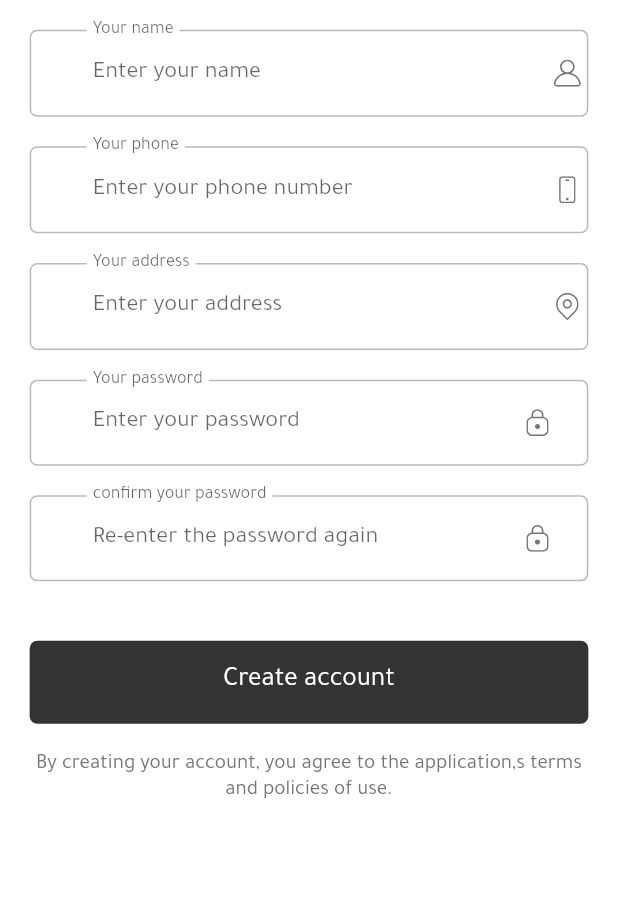
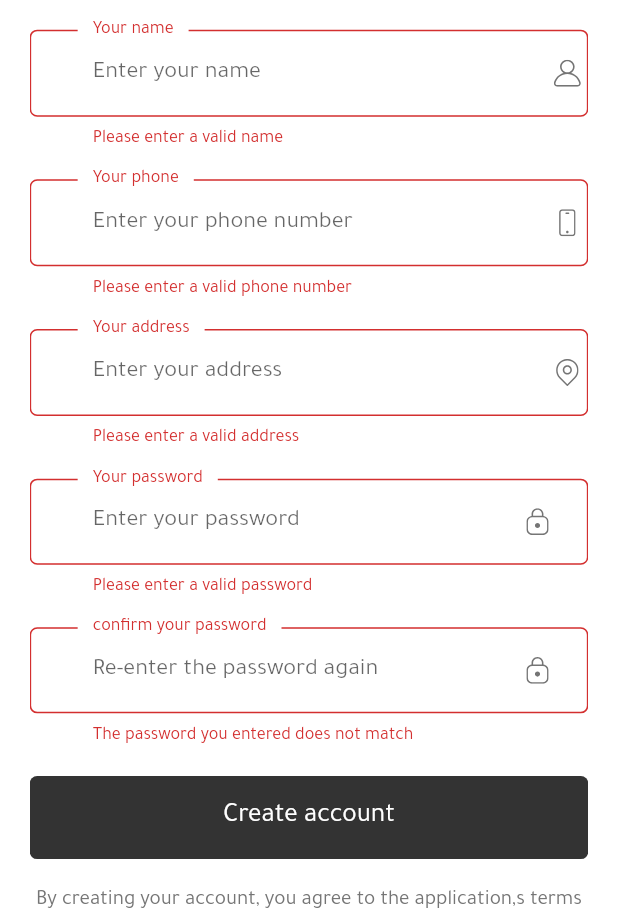
Before and after one commit to osamababiker/ab3adapp, a Flutter app: the SignUpScreen screen opened directly, after a tap on "Create account", on a phone screen of 412 x 824 dp, the part 322-1236 px from its top. Run offline on Flutter 3.47's test engine with Material 2 defaults, Android fonts, the phone set to English and light mode, and no system bars; our stand-ins replace cached_network_image, device_info_plus, dropdown_button2, firebase_core, firebase_messaging, flutter_rating_bar and 8 more; accounts and stored records are empty; network calls fail.

Commit message:
normal commit

```diff
--- a/lib/controllers/authController.dart
+++ b/lib/controllers/authController.dart
@@ -1,8 +1,10 @@
 import 'dart:io';
+import 'package:ab3ad/constants.dart';
 import 'package:ab3ad/controllers/locationController.dart';
 import 'package:device_info_plus/device_info_plus.dart';
 import 'package:firebase_messaging/firebase_messaging.dart';
 import 'package:flutter/cupertino.dart';
+import 'package:flutter/material.dart';
 import 'package:flutter_secure_storage/flutter_secure_storage.dart';
 import 'package:get/get.dart';
 import '../models/User.dart';
@@ -23,10 +25,10 @@ class AuthController extends GetxController {
   bool get verified => isVerified.value;
   RxBool isLoggedIn = false.obs;
   RxBool isVerified = false.obs;
-  RxBool isLoading = false.obs;
-  RxList errors = [].obs;
-  late User _user;
-  User get user => _user;
+  RxBool signinIsLoading = false.obs;
+  RxBool signupIsLoading = false.obs;
+  late User authUser;
+  User get user => authUser;
   DeviceInfoPlugin deviceInfo = DeviceInfoPlugin();
   late String deviceName, notificationToken;
   late LocationControler locationController;
@@ -73,108 +75,118 @@ class AuthController extends GetxController {
     }
   }
 
-  Future login({required Map formData}) async {
-    isLoading(true);
-    await _authService.login(formData: formData).then((response) {
-      _user = response;
+  Future tryToken() async {
+    String token = await _authService.readToken();
+    await _authService.tryToken(token: token).then((response) {
+      authUser = response;
       isLoggedIn(true);
     }, onError: (error) {
       print(error);
     });
-    isLoading(false);
-  }
-
-  Future tryToken() async {
-    String token = await _authService.readToken();
-    isLoading(true);
-    await _authService.tryToken(token: token).then((response) {
-      _user = response;
-      isLoggedIn(true);
-    }, onError: (error) {
-      print(error);
-    });
-    isLoading(false);
   }
 
   String? validateName(String name){
-    if(!GetUtils.isTxt(name)){
+    if(name.isEmpty){
       return "signup_screen_name_validation_error".tr;
     }
     return null;
   }
 
-  void validateAddress(String address){
-    if(!GetUtils.isTxt(address)){
-      if(!errors.contains("signup_screen_address_validation_error".tr)){
-        errors.add("signup_screen_address_validation_error".tr);
-      }
-    }else{
-      errors.remove("signup_screen_address_validation_error".tr);
+  String? validateAddress(String address){
+    if(address.isEmpty){
+      return "signup_screen_address_validation_error".tr;
     }
+    return null;
   }
 
-  void validatePhone(String phone) {
+  String? validatePhone(String phone) {
     if (!GetUtils.isPhoneNumber(phone)) {
-      if(!errors.contains("signin_screen_phone_validation_error".tr)){
-        errors.add("signin_screen_phone_validation_error".tr);
-      }
-    }else{
-      errors.remove("signin_screen_phone_validation_error".tr);
+      return "signin_screen_phone_validation_error".tr;
     }
+    return null;
   }
 
-  void validatePassword(String password) {
-    if (!GetUtils.isTxt(password)) {
-      if(!errors.contains("signin_screen_password_validation_error".tr)){
-        errors.add("signin_screen_password_validation_error".tr);
-      }
-    }else{
-      errors.remove("signin_screen_password_validation_error".tr);
+  String? validatePassword(String password) {
+    if (password.isEmpty) {
+      return "signin_screen_password_validation_error".tr;
+    }else if(password.length < 6){
+      return "signup_screen_password_short_validation_error".tr;
     }
+    return null;
   }
 
-  void validatePasswordConfirm(String password) {
-    if (!GetUtils.isTxt(password)) {
-      if(!errors.contains("signup_screen_password_confirm_validation_error".tr)){
-        errors.add("signup_screen_password_confirm_validation_error".tr);
-      }
-    }else{
-      errors.remove("signup_screen_password_confirm_validation_error".tr);
+  String? validatePasswordConfirm(String password) {
+    if (password.isEmpty || passwordController.text != password) {
+      return "signup_screen_password_confirm_validation_error".tr;
     }
+    return null;
   }
 
-
-  void checkSignIn() {
+  // signin a new user
+  signIn() async{
     final isValid = signinFormKey.currentState!.validate();
     if (!isValid) {
+      signinIsLoading.value = false;
       return;
     }
-    signinFormKey.currentState!.save();
+    Map<String, dynamic> formData = {
+      'password': passwordController.text,
+      'phone': phoneController.text,
+      'device_name': deviceName
+    };
+    await _authService.login(formData: formData).then((response) {
+      authUser = response;
+      isLoggedIn(true);
+      signinIsLoading.value = false;
+      Get.offAllNamed('/home');
+    }, onError: (error) {
+      print(error);
+      Get.snackbar(
+        "signup_screen_signin_error_title".tr,
+        "signup_screen_signin_error_message".tr,
+        backgroundColor: kPrimaryColor,
+        colorText: Colors.white,
+        snackPosition: SnackPosition.BOTTOM
+      );
+      signinIsLoading.value = false;
+    });
   }
 
-  void checkSignUp() {
-
-    print(errors.length);
-    if(errors.isNotEmpty){
+  // signup a new user
+  signUp() async {
+    final isValid = signupFormKey.currentState!.validate();
+    if (!isValid) {
+      signupIsLoading.value = false;
       return;
     }
+    Map<String, dynamic> formData = {
+      'name': nameController.text,
+      'password': passwordController.text,
+      'password_confirmation': passwordConfirmController.text,
+      'address': addressController.text,
+      'phone': phoneController.text,
+      'lat': locationController.lat.value,
+      'lng': locationController.lng.value,
+      'device_name': deviceName,
+      'notificationToken': notificationToken
+    };
+    await _authService.register(formData: formData).then((response) {
+      authUser = response;
+      isLoggedIn(true);
+      signupIsLoading.value = false;
+      Get.offAllNamed('/home');
+    }, onError: (error) {
+      print(error);
+      Get.snackbar(
+        "signup_screen_signup_error_title".tr,
+        "signup_screen_signup_error_message".tr,
+        backgroundColor: kPrimaryColor,
+        colorText: Colors.white,
+        snackPosition: SnackPosition.BOTTOM
+      );
+      signupIsLoading.value = false;
+    });
 
-    // //errors.clear();
-
-    // Map<String, dynamic> formData = {
-    //   'name': nameController.text,
-    //   'password': passwordController.text,
-    //   'password_confirmation': passwordConfirmController.text,
-    //   'address': addressController.text,
-    //   'phone': phoneController.text,
-    //   'lat': locationController.lat.value,
-    //   'lng': locationController.lng.value,
-    //   'device_name': deviceName,
-    //   'notificationToken': notificationToken
-    // };
-
-    isLoading.value = false;
-    //print(formData);
   }
 
 }
--- a/lib/screens/sign_in/components/body.dart
+++ b/lib/screens/sign_in/components/body.dart
@@ -47,7 +47,7 @@ class Body extends StatelessWidget {
                       fontWeight: FontWeight.bold,
                     ),
                   ),
-                  const VerticalSpacing(of: 1.0),
+                  const VerticalSpacing(of: 3.0),
                   SignForm(),
                   const VerticalSpacing(of: 1.0),
                   SizedBox(height: getScreenSize(context) * 2.0),
--- a/lib/screens/sign_up/components/form.dart
+++ b/lib/screens/sign_up/components/form.dart
@@ -6,7 +6,6 @@ import 'package:ab3ad/size_config.dart';
 import 'package:flutter/material.dart';
 import 'package:ab3ad/screens/components/custom_surfix_icon.dart';
 import 'package:ab3ad/screens/components/default_button.dart';
-import 'package:ab3ad/screens/components/form_error.dart';
 import 'package:get/get.dart';
 
 class SignUpForm extends StatelessWidget {
@@ -32,9 +31,7 @@ class SignUpForm extends StatelessWidget {
             SizedBox(height: getScreenSize(context) * 2.0),
             buildConformPassFormField(),
             SizedBox(height: getScreenSize(context) * 2.0),
-            FormError(errors: _authController.errors),
-            SizedBox(height: getScreenSize(context) * 2.0),
-            _authController.isLoading.value ?
+            _authController.signupIsLoading.value ?
             SizedBox(
               width: getScreenSize(context) * 4.0,
               height: getScreenSize(context) * 4.0,
@@ -46,8 +43,8 @@ class SignUpForm extends StatelessWidget {
             : DefaultButton(
               text: "signup_screen_btn".tr,
               press: () async{
-                _authController.isLoading.value = true;
-                _authController.checkSignUp();
+                _authController.signupIsLoading.value = true;
+                _authController.signUp();
               },
             )
           ],
@@ -77,7 +74,7 @@ class SignUpForm extends StatelessWidget {
     return TextFormField(
       keyboardType: TextInputType.streetAddress,
       validator: (value){
-        _authController.validateAddress(value!);
+        return _authController.validateAddress(value!);
       },
       controller: _authController.addressController,
       decoration: InputDecoration(
@@ -93,7 +90,7 @@ class SignUpForm extends StatelessWidget {
     return TextFormField(
       keyboardType: TextInputType.phone,
       validator: (value){
-        _authController.validatePhone(value!);
+        return _authController.validatePhone(value!);
       },
       controller: _authController.phoneController,
       decoration: InputDecoration(
@@ -109,7 +106,7 @@ class SignUpForm extends StatelessWidget {
     return TextFormField(
       obscureText: true,
       validator: (value) {
-        _authController.validatePasswordConfirm(value!);
+        return _authController.validatePasswordConfirm(value!);
       },
       controller: _authController.passwordConfirmController,
       decoration: InputDecoration(
@@ -125,7 +122,7 @@ class SignUpForm extends StatelessWidget {
     return TextFormField(
       obscureText: true,
       validator: (value) {
-        _authController.validatePassword(value!);
+        return _authController.validatePassword(value!);
       },
       controller: _authController.passwordController,
       decoration: InputDecoration(
--- a/lib/screens/splash/splash_screen.dart
+++ b/lib/screens/splash/splash_screen.dart
@@ -26,7 +26,7 @@ class _SplashScreenState extends State<SplashScreen> {
   }
 
   route() {
-    Get.toNamed('/signin');
+    Get.offNamed('/signin');
   }
 
   @override
--- a/lib/translations/translations.dart
+++ b/lib/translations/translations.dart
@@ -54,6 +54,8 @@ final Map<String, String> ar = {
   'signin_screen_create_account': 'أنشاء حساب',
   'signin_screen_phone_validation_error': 'الرجاء ادخال رقم هاتف صحيح',
   'signin_screen_password_validation_error': 'الرجاء ادخال كلمة مرور صحيحة',
+  'signup_screen_signin_error_title': 'مشكلة في تسجيل الدخول ',
+  'signup_screen_signin_error_message': 'مشكلة في تسجيل الدخول الرجاء المحاولة في وقت اخر',
 
 
   /** signup screen */
@@ -72,7 +74,10 @@ final Map<String, String> ar = {
   'signup_screen_password_hint': 'قم بادخال كلمة المرور',
   'signup_screen_name_validation_error': 'الرجاء ادخال اسم صحيح',
   'signup_screen_address_validation_error': 'الرجاء ادخال عنوان صحيح',
-  'signup_screen_password_confirm_validation_error': 'كلمة المرور التي ادخلتها غير مطابقة'
+  'signup_screen_password_confirm_validation_error': 'كلمة المرور التي ادخلتها غير مطابقة',
+  'signup_screen_password_short_validation_error': 'يجب ان تحتوي كلمة المرور على 6 حروف على الاقل',
+  'signup_screen_signup_error_title': 'مشكلة في انشاء حساب',
+  'signup_screen_signup_error_message': 'مشكلة في انشاء الحساب الرجاء المحاولة في وقت اخر'
 
 };
 
@@ -122,6 +127,8 @@ final Map<String, String> en = {
   'signin_screen_create_account': 'Create account',
   'signin_screen_phone_validation_error': 'Please enter a valid phone number',
   'signin_screen_password_validation_error': 'Please enter a valid password',
+  'signup_screen_signin_error_title': 'Problem sign you in',
+  'signup_screen_signin_error_message': 'Problem sign you in , please try again later',
 
   /** signup screen */
   'signup_screen_title': 'Create account',
@@ -139,6 +146,9 @@ final Map<String, String> en = {
   'signup_screen_password_hint': 'Enter your password',
   'signup_screen_name_validation_error': 'Please enter a valid name',
   'signup_screen_address_validation_error': 'Please enter a valid address',
-  'signup_screen_password_confirm_validation_error': 'The password you entered does not match'
+  'signup_screen_password_confirm_validation_error': 'The password you entered does not match',
+  'signup_screen_password_short_validation_error': 'Password must contain at least 6 characters',
+  'signup_screen_signup_error_title': 'Problem sign you up',
+  'signup_screen_signup_error_message': 'Problem sign you up , please try again later'
 
 };
--- a/lib/utils/.env.dart
+++ b/lib/utils/.env.dart
@@ -1,7 +1,7 @@
 const baseUri = 'https://ab3adapp.com/api';
 const uploadUri = 'https://ab3adapp.com/upload';
 
-const loginEndPoint = baseUri + '/login';
+const loginEndPoint = baseUri + '/sanctum/token';
 const registerEndPoint = baseUri + '/register';
 const fetchAuthUserEndPoint = baseUri + '/user';
 
```
Also changed, not shown: lib/screens/sign_in/components/form.dart (+8 -10 lines), lib/models/User.dart (line endings or trailing spaces), lib/services/auth_service.dart (line endings or trailing spaces).
